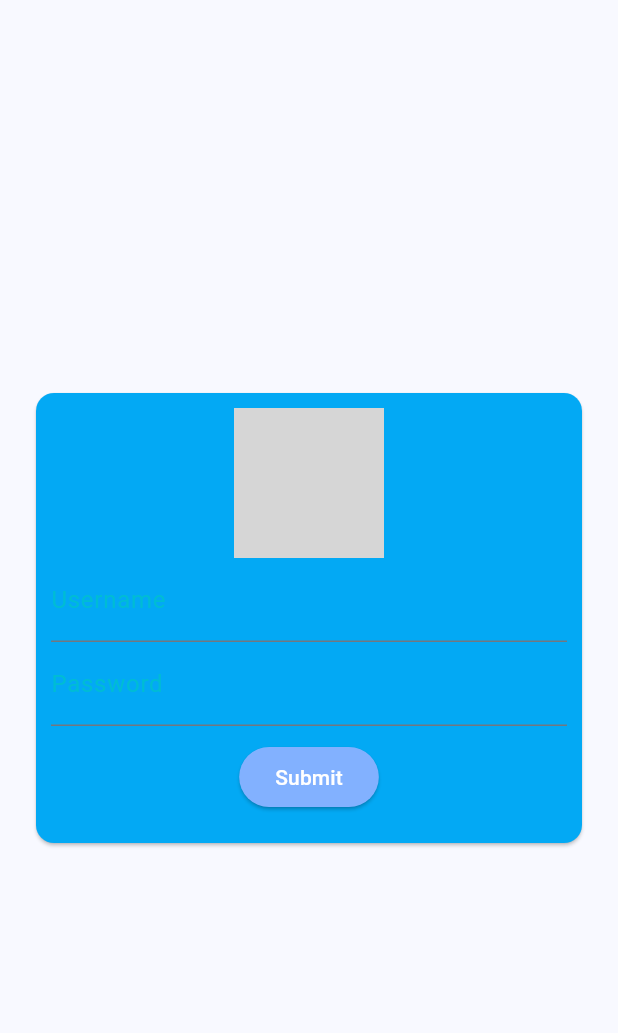
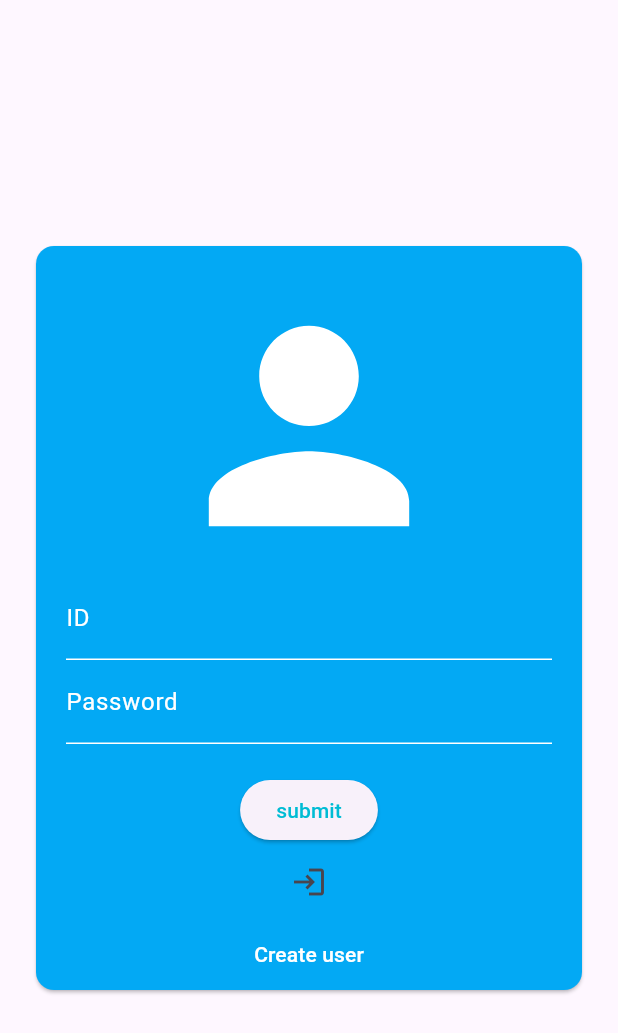
Before and after one commit to harshitkar/note_it_bro, a Flutter app: the HomePage screen opened directly, on a phone screen of 412 x 824 dp. Shown: the top 1033 px of the screen. Run offline on Flutter 3.47's test engine with Material 3 defaults, Android fonts, the phone set to English and light mode, and no system bars; our stand-ins replace cloud_firestore, firebase_auth, firebase_core, google_sign_in; accounts and stored records are empty; network calls fail; grey boxes are pictures that could not be loaded.

```diff
--- a/lib/screens/homepage.dart
+++ b/lib/screens/homepage.dart
@@ -1,4 +1,6 @@
 import 'package:flutter/material.dart';
+import 'package:note_it_bro/Auth/auth_service.dart';
+import 'package:note_it_bro/screens/sign_up.dart';
 
 class HomePage extends StatefulWidget {
   const HomePage({super.key});
@@ -9,11 +11,14 @@ class HomePage extends StatefulWidget {
 
 class _HomePageState extends State<HomePage> {
   final _formKey = GlobalKey<FormState>();
+  String id = '';
+  String password = '';
 
   @override
   Widget build(BuildContext context) {
     return Scaffold(
       body: Center(
+        child: SingleChildScrollView(
           child: Padding(
             padding: const EdgeInsets.all(20.0),
             child: Card(
@@ -23,53 +28,99 @@ class _HomePageState extends State<HomePage> {
                 children: [
                   Form(
                     key: _formKey,
-                  child:Padding(
-                    padding: const EdgeInsets.all(10.0),
-                    child: Column (
+                    child: Padding(
+                      padding: const EdgeInsets.all(20),
+                      child: Column(
                         children: [
-                        ClipRRect(
-                          borderRadius: BorderRadius.circular(20.0),
-                          child: Image.network(
-                            'https://i.pinimg.com/originals/4b/d3/73/4bd373ce54d1d7c6d2f8a96bd04fff40.jpg',
-                            height: 100,
-                            width: 100,
-                          ),
+                          const Icon(
+                            Icons.person,
+                            size: 200,
+                            color: Colors.white,
                           ),
                           TextFormField(
                             style: const TextStyle(color: Colors.white),
-                          decoration: const InputDecoration(label: Text("Username",style: TextStyle(color: Colors.cyan),)),
-                          cursorColor: Colors.cyanAccent[200],
+                            cursorColor: Colors.cyan,
+                            decoration:const InputDecoration(
+                              label: Text("ID",style: TextStyle(color: Colors.white),),
+                              labelStyle: TextStyle(
+                                color: Colors.white,
+                              ),
+                              enabledBorder: UnderlineInputBorder(
+                                borderSide: BorderSide(color: Colors.white),
+                              ),
+                              focusedBorder: UnderlineInputBorder(
+                                borderSide: BorderSide(color: Colors.transparent),
+                              ),
+                            ),
+                            // The validator receives the text that the user has entered.
                             validator: (value) {
-                            if (value == null || value.isEmpty || !value.contains('@')) {
-                              return 'Please enter some valid text';
+                              if (value == null ||
+                                  value.isEmpty ||
+                                  !value.contains('@')) {
+                                return 'Please enter some valid email';
                               }
                               return null;
+                            },
+                            onSaved: (value) {
+                              id = value!;
                             },
                           ),
                           TextFormField(
                             style: const TextStyle(color: Colors.white),
-                          decoration: const InputDecoration(label: Text("Password",style: TextStyle(color: Colors.cyan),)),
-                          cursorColor: Colors.cyanAccent[200],
+                            cursorColor: Colors.cyan,
+                            decoration: const InputDecoration(
+                              label: Text("Password",style: TextStyle(color: Colors.white),),
+                              labelStyle: TextStyle(
+                                color: Colors.white,
+                              ),
+                              enabledBorder: UnderlineInputBorder(
+                                borderSide: BorderSide(color: Colors.white),
+                              ),
+                              focusedBorder: UnderlineInputBorder(
+                                borderSide: BorderSide(color: Colors.transparent),
+                              ),
+                            ),
                             validator: (value) {
-                            if (value == null || value.isEmpty || value.length < 7) {
-                              return 'Please enter some valid text';
+                              if (value == null ||
+                                  value.isEmpty ||
+                                  value.length < 7) {
+                                return 'Please enter some valid email';
                               }
                               return null;
                             },
+                            onSaved: (value) {
+                              password = value!;
+                            },
                           ),
-                        Padding(
-                          padding: const EdgeInsets.all(10.0),
-                          child: ElevatedButton(
-                              onPressed: () { _formKey.currentState!.validate(); },
-                              style: ElevatedButton.styleFrom(foregroundColor: Colors.white, backgroundColor: Colors.blueAccent[100]),
-                              child: const Text("Submit"),
-                          ),
-                        )
                         ],
                       ),
                     ),
                   ),
+                  ElevatedButton(
+                    onPressed: () {
+                      _formKey.currentState!.validate();
+                      if (!_formKey.currentState!.validate()) {
+                        return;
+                      }
+                      _formKey.currentState!.save();
+                      AuthService().signInWithEmail(id, password);
+                    },
+                    child: const Text('submit',style: TextStyle(color: Colors.cyan),),
+                  ),
+                  IconButton(
+                    onPressed: () {
+                      AuthService().signInWithGoogle(context);
+                    },
+                    icon: const Icon(Icons.login),
+                  ),
+                  TextButton(
+                    onPressed: () {
+                      Navigator.of(context).push(MaterialPageRoute(builder: (context)=>SignUp()));
+                    },
+                    child: const Text("Create user",style: TextStyle(color: Colors.white),),
+                  ),
                 ],
+              ),
             ),
           ),
         ),
--- a/pubspec.yaml
+++ b/pubspec.yaml
@@ -36,6 +36,9 @@ dependencies:
   # Use with the CupertinoIcons class for iOS style icons.
   cupertino_icons: ^1.0.2
   firebase_core: ^2.25.0
+  auth: ^8.2.0+02
+  firebase_auth: ^4.17.3
+  cloud_firestore: ^4.15.4
 
 dev_dependencies:
   flutter_test:
```
Also changed, not shown: lib/Auth/auth_service.dart (added, +88 -0 lines), lib/Auth/login.dart (added, +26 -0 lines), lib/Widgets/showSnackBar.dart (added, +25 -0 lines), lib/Widgets/show_dialog.dart (added, +39 -0 lines), lib/main.dart (+10 -6 lines), lib/screens/create_note.dart (added, +103 -0 lines), lib/screens/notes.dart (added, +90 -0 lines), lib/screens/sign_up.dart (added, +85 -0 lines), lib/firebase_options.dart, pubspec.lock, 8 other files. Lines whose indentation alone changed are shown as unchanged.
